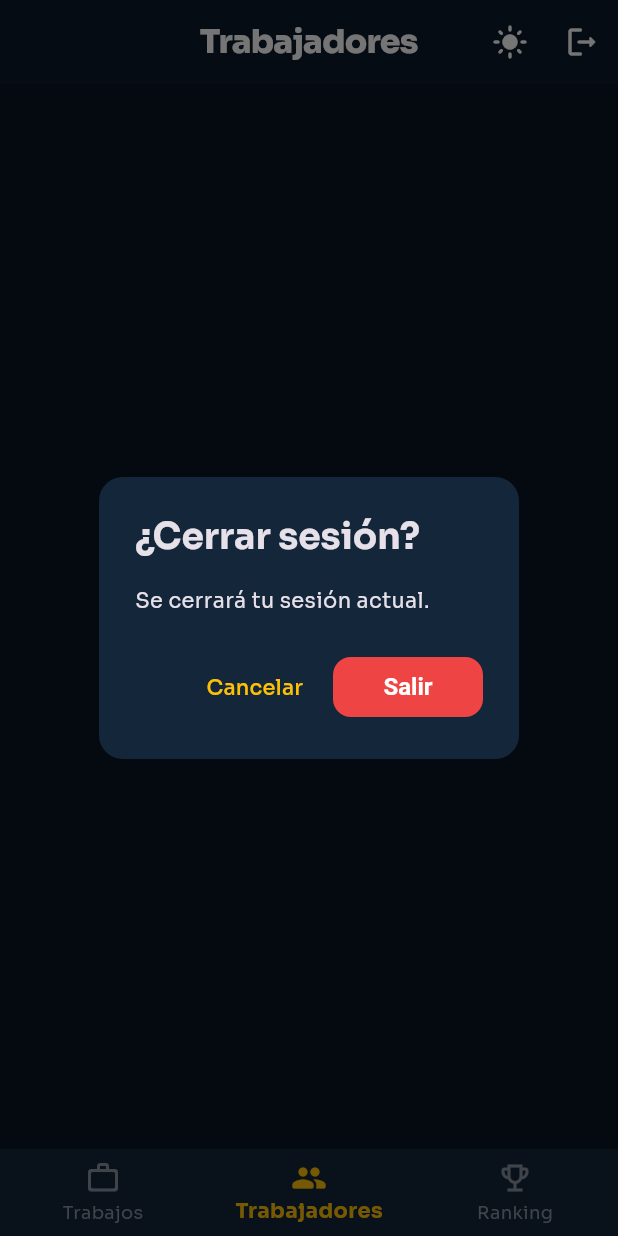
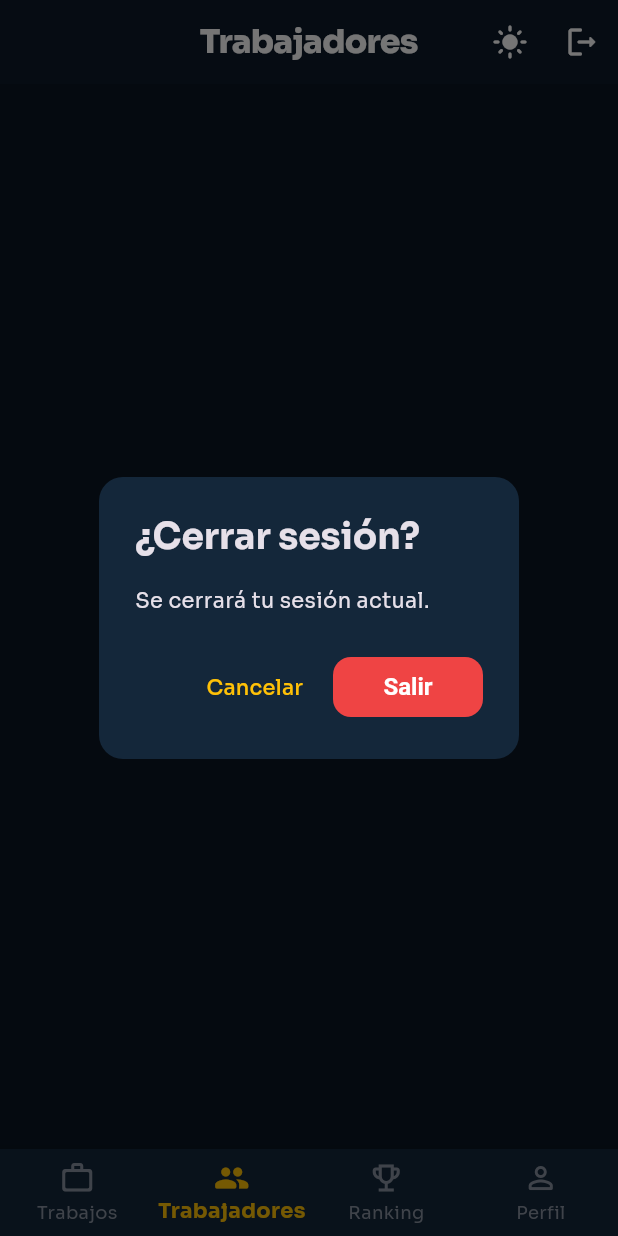
Before and after one commit to cadaba25/TRABAJITO-APP, a Flutter app: the screen it shows once a user with an empty profile is signed in, item 2 of the bottom bar chosen, after a tap on the "dark mode" icon, after a tap on the "logout" icon, on a phone screen of 412 x 824 dp. Run offline on Flutter 3.47's test engine with Material 3 defaults, Android fonts, the phone set to English and light mode, and no system bars; our stand-ins replace cloud_firestore, firebase_auth, firebase_core, google_fonts; accounts and stored records are empty.

```diff
--- a/lib/screens/inicio_screen.dart
+++ b/lib/screens/inicio_screen.dart
@@ -4,6 +4,7 @@ import '../services/auth_service.dart';
 import '../utils/constantes.dart';
 import 'mis_publicaciones_screen.dart';
 import 'publicar_trabajo_screen.dart';
+import 'tabs/perfil_tab.dart';
 import 'tabs/ranking_tab.dart';
 import 'tabs/trabajadores_tab.dart';
 import 'tabs/trabajos_tab.dart';
@@ -23,7 +24,7 @@ class _InicioScreenState extends State<InicioScreen> {
   bool _cargando = true;
   int _indice = 0;
 
-  static const _titulos = ['Trabajos', 'Trabajadores', 'Ranking semanal'];
+  static const _titulos = ['Trabajos', 'Trabajadores', 'Ranking semanal', 'Perfil'];
 
   @override
   void initState() {
@@ -105,6 +106,7 @@ class _InicioScreenState extends State<InicioScreen> {
       TrabajosTab(usuario: _usuario!),
       const TrabajadoresTab(),
       const RankingTab(),
+      PerfilTab(usuario: _usuario!),
     ];
 
     return Scaffold(
@@ -168,6 +170,11 @@ class _InicioScreenState extends State<InicioScreen> {
             activeIcon: Icon(Icons.emoji_events_rounded),
             label: 'Ranking',
           ),
+          BottomNavigationBarItem(
+            icon: Icon(Icons.person_outline_rounded),
+            activeIcon: Icon(Icons.person_rounded),
+            label: 'Perfil',
+          ),
         ],
       ),
     );
--- /dev/null
+++ b/lib/screens/tabs/perfil_tab.dart
@@ -0,0 +1,210 @@
+import 'package:flutter/material.dart';
+import '../../models/usuario.dart';
+import '../../utils/constantes.dart';
+import '../configuracion_screen.dart';
+
+/// Pestaña "Perfil": visualización del perfil del usuario.
+class PerfilTab extends StatelessWidget {
+  final Usuario usuario;
+  const PerfilTab({super.key, required this.usuario});
+
+  void _abrirConfiguracion(BuildContext context) {
+    Navigator.push(
+      context,
+      MaterialPageRoute(builder: (_) => const ConfiguracionScreen()),
+    );
+  }
+
+  @override
+  Widget build(BuildContext context) {
+    final oscuro = Theme.of(context).brightness == Brightness.dark;
+    final textoSec = oscuro ? AppColores.grisMedio : AppColores.grisTexto;
+    final esEmpleador = usuario.esEmpleador;
+    final esEmpresa = esEmpleador && usuario.tipoEmpleador == 'empresa';
+    final ubicacion = usuario.ciudad.isNotEmpty
+        ? '${usuario.ciudad}, ${usuario.departamento}'
+        : (usuario.departamento.isNotEmpty ? usuario.departamento : usuario.pais);
+
+    return ListView(
+      padding: const EdgeInsets.fromLTRB(16, 16, 16, 90),
+      children: [
+        // ── Cabecera con avatar y botón de configuración ──────
+        Container(
+          padding: const EdgeInsets.all(20),
+          decoration: BoxDecoration(
+            gradient: const LinearGradient(
+              begin: Alignment.topLeft,
+              end: Alignment.bottomRight,
+              colors: [AppColores.principal, AppColores.azulProfesional],
+            ),
+            borderRadius: BorderRadius.circular(18),
+          ),
+          child: Column(
+            children: [
+              Align(
+                alignment: Alignment.centerRight,
+                child: IconButton(
+                  onPressed: () => _abrirConfiguracion(context),
+                  icon: const Icon(Icons.settings_outlined, color: Colors.white),
+                  tooltip: 'Configuración',
+                ),
+              ),
+              CircleAvatar(
+                radius: 38,
+                backgroundColor: Colors.white.withOpacity(0.18),
+                child: Text(
+                  usuario.iniciales,
+                  style: const TextStyle(
+                      color: Colors.white,
+                      fontSize: 28,
+                      fontWeight: FontWeight.w800),
+                ),
+              ),
+              const SizedBox(height: 12),
+              Text(
+                usuario.nombreVisible,
+                textAlign: TextAlign.center,
+                style: const TextStyle(
+                    color: Colors.white,
+                    fontSize: 20,
+                    fontWeight: FontWeight.w800),
+              ),
+              const SizedBox(height: 4),
+              Container(
+                padding: const EdgeInsets.symmetric(horizontal: 12, vertical: 4),
+                decoration: BoxDecoration(
+                  color: AppColores.dorado.withOpacity(0.20),
+                  borderRadius: BorderRadius.circular(20),
+                ),
+                child: Text(
+                  esEmpleador ? 'EMPLEADOR' : 'TRABAJADOR',
+                  style: const TextStyle(
+                      color: AppColores.dorado,
+                      fontSize: 11,
+                      fontWeight: FontWeight.w800),
+                ),
+              ),
+            ],
+          ),
+        ),
+        const SizedBox(height: 20),
+
+        // ── Información personal ──────────────────────────────
+        _seccion(context, 'Información'),
+        _tarjeta(context, [
+          if (esEmpresa) ...[
+            _fila(context, Icons.business_outlined, 'Empresa', usuario.nombreEmpresa),
+            _fila(context, Icons.person_outline, 'Contacto', usuario.nombreCompleto),
+          ] else
+            _fila(context, Icons.person_outline, 'Nombre', usuario.nombreCompleto),
+          if (usuario.dni.isNotEmpty)
+            _fila(context, Icons.badge_outlined, 'DNI', usuario.dni),
+          _fila(context, Icons.email_outlined, 'Correo', usuario.correo),
+          if (usuario.telefono.isNotEmpty)
+            _fila(context, Icons.phone_outlined, 'Teléfono', usuario.telefono),
+          if (ubicacion.isNotEmpty)
+            _fila(context, Icons.location_on_outlined, 'Ubicación', ubicacion),
+        ]),
+
+        // ── Información específica por rol ─────────────────────
+        if (esEmpleador && usuario.sectorEmpresa.isNotEmpty) ...[
+          const SizedBox(height: 20),
+          _seccion(context, 'Empresa'),
+          _tarjeta(context, [
+            _fila(context, Icons.category_outlined, 'Sector', usuario.sectorEmpresa),
+            if (usuario.tamanoEmpresa.isNotEmpty)
+              _fila(context, Icons.groups_outlined, 'Tamaño', usuario.tamanoEmpresa),
+            if (usuario.sitioWeb.isNotEmpty)
+              _fila(context, Icons.language_outlined, 'Sitio web', usuario.sitioWeb),
+          ]),
+        ],
+
+        if (!esEmpleador) ...[
+          const SizedBox(height: 20),
+          _seccion(context, 'Profesional'),
+          _tarjeta(context, [
+            _fila(context, Icons.emoji_events_outlined, 'Trabajos completados',
+                '${usuario.trabajosCompletados}'),
+            _fila(context, Icons.work_outline_rounded, 'Experiencias',
+                '${usuario.experiencia.length}'),
+            _fila(context, Icons.school_outlined, 'Estudios',
+                '${usuario.estudios.length}'),
+          ]),
+        ],
+
+        const SizedBox(height: 20),
+        OutlinedButton.icon(
+          onPressed: () => _abrirConfiguracion(context),
+          icon: const Icon(Icons.settings_outlined),
+          label: const Text('Configuración'),
+        ),
+        const SizedBox(height: 8),
+        Center(
+          child: Text('Trabajito · v0.1.0',
+              style: TextStyle(color: textoSec, fontSize: 12)),
+        ),
+      ],
+    );
+  }
+
+  Widget _seccion(BuildContext context, String texto) {
+    final oscuro = Theme.of(context).brightness == Brightness.dark;
+    return Padding(
+      padding: const EdgeInsets.only(left: 4, bottom: 10),
+      child: Text(texto,
+          style: TextStyle(
+              fontSize: 13,
+              fontWeight: FontWeight.w800,
+              color: oscuro ? AppColores.grisMedio : AppColores.grisTexto,
+              letterSpacing: 0.3)),
+    );
+  }
+
+  Widget _tarjeta(BuildContext context, List<Widget> hijos) {
+    final oscuro = Theme.of(context).brightness == Brightness.dark;
+    final superficie = oscuro ? AppColores.superficieOscura : AppColores.blanco;
+    final borde = oscuro ? AppColores.bordeOscuro : AppColores.grisClaro;
+    final conDivisores = <Widget>[];
+    for (var i = 0; i < hijos.length; i++) {
+      conDivisores.add(hijos[i]);
+      if (i < hijos.length - 1) {
+        conDivisores.add(Divider(height: 1, color: borde, indent: 16, endIndent: 16));
+      }
+    }
+    return Container(
+      decoration: BoxDecoration(
+        color: superficie,
+        borderRadius: BorderRadius.circular(16),
+        border: Border.all(color: borde, width: 1),
+      ),
+      child: Column(children: conDivisores),
+    );
+  }
+
+  Widget _fila(BuildContext context, IconData icono, String titulo, String valor) {
+    final oscuro = Theme.of(context).brightness == Brightness.dark;
+    final textoPrincipal = oscuro ? AppColores.textoOscuro : AppColores.texto;
+    final textoSec = oscuro ? AppColores.grisMedio : AppColores.grisTexto;
+    return Padding(
+      padding: const EdgeInsets.symmetric(horizontal: 16, vertical: 14),
+      child: Row(
+        children: [
+          Icon(icono, color: AppColores.azulProfesional, size: 20),
+          const SizedBox(width: 12),
+          Text(titulo,
+              style: TextStyle(
+                  color: textoSec, fontSize: 13, fontWeight: FontWeight.w500)),
+          const Spacer(),
+          Flexible(
+            child: Text(valor,
+                textAlign: TextAlign.end,
+                style: TextStyle(
+                    color: textoPrincipal,
+                    fontSize: 13,
+                    fontWeight: FontWeight.w600)),
+          ),
+        ],
+      ),
+    );
+  }
+}
```
Also changed, not shown: lib/screens/configuracion_screen.dart (added, +159 -0 lines), lib/screens/home_screen.dart (deleted, +0 -262 lines).
